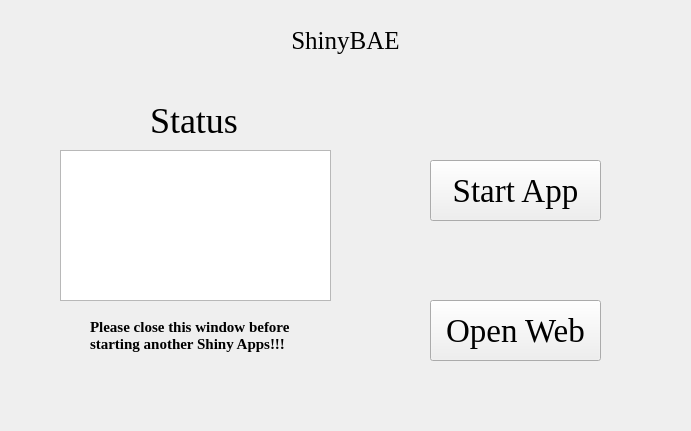
This is ShinyBAE.ui in hzaurzli/MicroWorldOmics as Qt 5 draws it before an edit. The edited form follows.
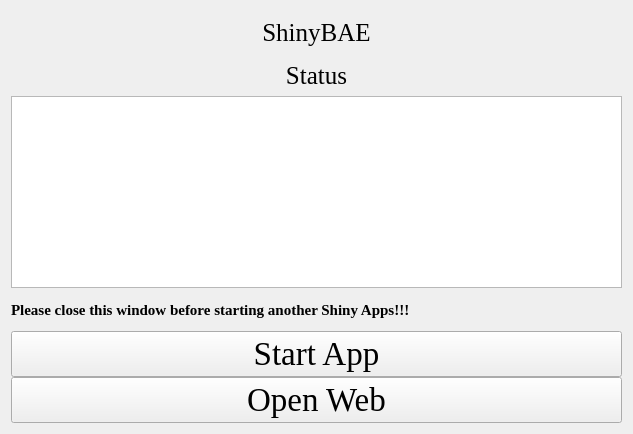
This is the edited form. Icons and pictures are not drawn.

```diff
--- a/ShinyBAE.ui
+++ b/ShinyBAE.ui
@@ -6,8 +6,8 @@
    <rect>
     <x>0</x>
     <y>0</y>
-    <width>691</width>
-    <height>431</height>
+    <width>633</width>
+    <height>434</height>
    </rect>
   </property>
   <property name="windowTitle">
@@ -16,28 +16,17 @@
   <property name="styleSheet">
    <string notr="true">background-image: url(D:/tools/Pycharm/pyqt/logo/backgroundpage.png)</string>
   </property>
-  <widget class="QTextBrowser" name="textBrowser">
-   <property name="geometry">
-    <rect>
-     <x>60</x>
-     <y>150</y>
-     <width>271</width>
-     <height>151</height>
-    </rect>
+  <layout class="QGridLayout" name="gridLayout_4">
+   <property name="verticalSpacing">
+    <number>0</number>
    </property>
-   <property name="styleSheet">
-    <string notr="true">background-image: url(D:/tools/Pycharm/pyqt/logo/white.png)</string>
-   </property>
-  </widget>
+   <item row="0" column="0">
+    <layout class="QGridLayout" name="gridLayout_5">
+     <property name="verticalSpacing">
+      <number>0</number>
+     </property>
+     <item row="0" column="0" colspan="3">
   <widget class="QLabel" name="label">
-   <property name="geometry">
-    <rect>
-     <x>250</x>
-     <y>20</y>
-     <width>191</width>
-     <height>41</height>
-    </rect>
-   </property>
    <property name="font">
     <font>
      <family>Times New Roman</family>
@@ -51,75 +40,32 @@
     <set>Qt::AlignCenter</set>
    </property>
   </widget>
-  <widget class="QLabel" name="label_2">
-   <property name="geometry">
-    <rect>
-     <x>150</x>
-     <y>100</y>
-     <width>101</width>
-     <height>41</height>
-    </rect>
-   </property>
+     </item>
+     <item row="3" column="0" colspan="3">
+      <widget class="QLabel" name="label_4">
    <property name="font">
     <font>
      <family>Times New Roman</family>
-     <pointsize>27</pointsize>
+         <pointsize>19</pointsize>
     </font>
    </property>
    <property name="text">
     <string>Status</string>
    </property>
    <property name="alignment">
-    <set>Qt::AlignLeading|Qt::AlignLeft|Qt::AlignVCenter</set>
-   </property>
-  </widget>
-  <widget class="QPushButton" name="pushButton">
-   <property name="geometry">
-    <rect>
-     <x>430</x>
-     <y>160</y>
-     <width>171</width>
-     <height>61</height>
-    </rect>
-   </property>
-   <property name="font">
-    <font>
-     <family>Times New Roman</family>
-     <pointsize>25</pointsize>
-    </font>
-   </property>
-   <property name="text">
-    <string>Start App</string>
-   </property>
-  </widget>
-  <widget class="QPushButton" name="pushButton_2">
-   <property name="geometry">
-    <rect>
-     <x>430</x>
-     <y>300</y>
-     <width>171</width>
-     <height>61</height>
-    </rect>
-   </property>
-   <property name="font">
-    <font>
-     <family>Times New Roman</family>
-     <pointsize>25</pointsize>
-    </font>
-   </property>
-   <property name="text">
-    <string>Open Web</string>
-   </property>
-  </widget>
+        <set>Qt::AlignCenter</set>
+       </property>
+      </widget>
+     </item>
+     <item row="5" column="0" rowspan="2" colspan="3">
+      <widget class="QTextBrowser" name="textBrowser">
+       <property name="styleSheet">
+        <string notr="true">background-image: url(D:/Documents/Desktop/white.png)</string>
+       </property>
+      </widget>
+     </item>
+     <item row="7" column="0" colspan="3">
   <widget class="QLabel" name="label_3">
-   <property name="geometry">
-    <rect>
-     <x>90</x>
-     <y>310</y>
-     <width>211</width>
-     <height>51</height>
-    </rect>
-   </property>
    <property name="font">
     <font>
      <family>Times New Roman</family>
@@ -129,10 +75,39 @@
     </font>
    </property>
    <property name="text">
-    <string>Please close this window before
-starting another Shiny Apps!!!</string>
-   </property>
-  </widget>
+        <string>Please close this window before starting another Shiny Apps!!!</string>
+       </property>
+      </widget>
+     </item>
+     <item row="8" column="0" colspan="3">
+      <widget class="QPushButton" name="pushButton">
+       <property name="font">
+        <font>
+         <family>Times New Roman</family>
+         <pointsize>25</pointsize>
+        </font>
+       </property>
+       <property name="text">
+        <string>Start App</string>
+       </property>
+      </widget>
+     </item>
+     <item row="9" column="0" colspan="3">
+      <widget class="QPushButton" name="pushButton_2">
+       <property name="font">
+        <font>
+         <family>Times New Roman</family>
+         <pointsize>25</pointsize>
+        </font>
+       </property>
+       <property name="text">
+        <string>Open Web</string>
+       </property>
+      </widget>
+     </item>
+    </layout>
+   </item>
+  </layout>
  </widget>
  <resources/>
  <connections/>
```
Left out of the diff: 2 changed lines with no effect on the pictures. Lines whose indentation alone changed are shown as unchanged.
